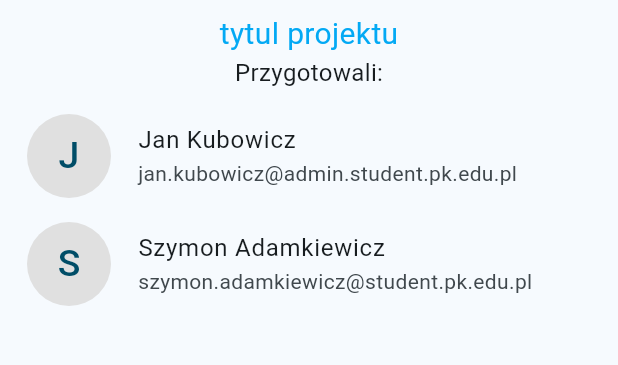
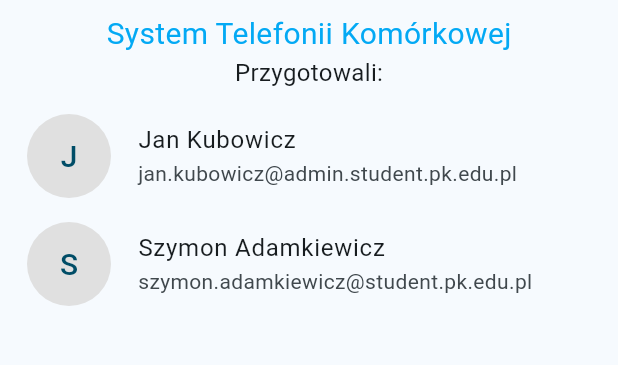
Before and after one commit to ZasaQ/TelephonyApplication, a Flutter app: the AboutPage screen opened by its route, on a phone screen of 412 x 824 dp, the part 204-569 px from its top. Run offline on Flutter 3.47's test engine with Material 3 defaults, Android fonts, the phone set to English and light mode, and no system bars; our stand-ins replace awesome_notifications, cloud_firestore, cloud_functions, firebase_auth, firebase_core, firebase_messaging and 1 more; missing offline and left inert: agora_rtc_engine, agora_uikit; accounts and stored records are empty; statements that could not run were skipped.

Commit message:
fix clear textfield in usernamepage

```diff
--- a/lib/pages/about_page.dart
+++ b/lib/pages/about_page.dart
@@ -26,7 +26,7 @@ class _AboutPageState extends State<AboutPage> {
               padding: const EdgeInsets.all(8.0),
               child: Column(
                 children: [
-                  Text("tytul projektu",style:TextStyle(fontSize: 20,color:Colors.lightBlue),),
+                  Text("System Telefonii Komórkowej",style:TextStyle(fontSize: 20,color:Colors.lightBlue),),
                   Text("Przygotowali:",style:TextStyle(fontSize:16)),
                 ],
               ),
@@ -35,7 +35,7 @@ class _AboutPageState extends State<AboutPage> {
                     leading: CircleAvatar(
                       backgroundColor: Colors.grey[300],
                       maxRadius: 30,
-                      child: Text("J",style: TextStyle(fontSize: 25),), //first letter of username
+                      child: Text("J",style: TextStyle(fontSize: 20),), //first letter of username
                     ),
                     title: Text("Jan Kubowicz"),
                     subtitle: Text("jan.kubowicz@admin.student.pk.edu.pl"),
@@ -44,7 +44,7 @@ class _AboutPageState extends State<AboutPage> {
                     leading: CircleAvatar(
                       backgroundColor: Colors.grey[300],
                       maxRadius: 30,
-                      child: Text("S",style: TextStyle(fontSize: 25),), //first letter of username
+                      child: Text("S",style: TextStyle(fontSize: 20),), //first letter of username
                     ),
                     title: Text("Szymon Adamkiewicz"),
                     subtitle: Text("szymon.adamkiewicz@student.pk.edu.pl"),
--- a/lib/pages/new_username.dart
+++ b/lib/pages/new_username.dart
@@ -92,6 +92,7 @@ class _NewUsernameState extends State<NewUsername> {
 
 
                      updateUserName(docId.toString(), _newUsernameController.text);
+                     _newUsernameController.clear();
                   },
 
                 ),
```
